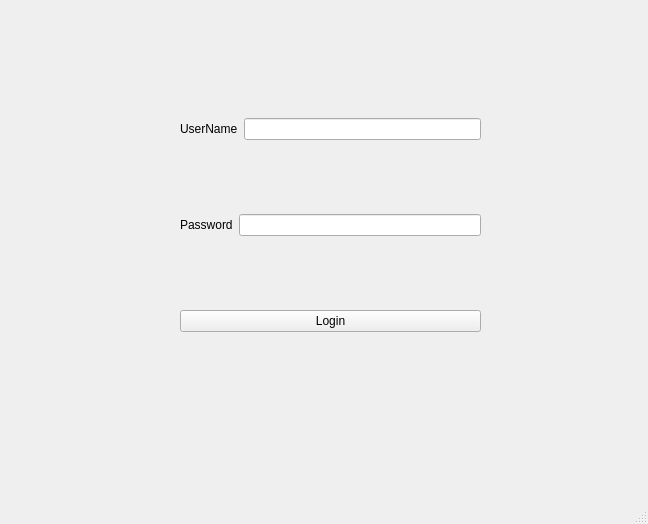
Old version of the form Login/mainwindow.ui in the repository mahsaamini2222/LibraryManagementSystem.
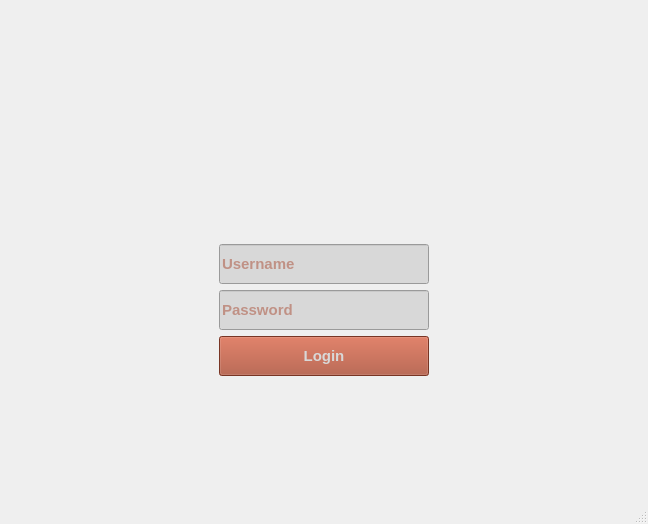
New version of the form. Icons and pictures are not drawn.

The edit to the form file:
```diff
--- a/Login/mainwindow.ui
+++ b/Login/mainwindow.ui
@@ -14,53 +14,142 @@
    <string>MainWindow</string>
   </property>
   <widget class="QWidget" name="centralwidget">
-   <widget class="QWidget" name="layoutWidget">
-    <property name="geometry">
-     <rect>
-      <x>180</x>
-      <y>50</y>
-      <width>301</width>
-      <height>351</height>
-     </rect>
-    </property>
     <layout class="QVBoxLayout" name="verticalLayout">
      <item>
-      <layout class="QHBoxLayout" name="horizontalLayout">
-       <item>
-        <widget class="QLabel" name="label_UsefrName">
+     <layout class="QGridLayout" name="gridLayout">
+      <item row="5" column="1">
+       <widget class="QLabel" name="label_3">
          <property name="text">
-          <string>UserName</string>
+         <string/>
          </property>
         </widget>
        </item>
-       <item>
-        <widget class="QLineEdit" name="lineEdit_Username"/>
-       </item>
-      </layout>
-     </item>
-     <item>
-      <layout class="QHBoxLayout" name="horizontalLayout_2">
-       <item>
-        <widget class="QLabel" name="label_Password">
-         <property name="text">
+      <item row="3" column="2">
+       <spacer name="horizontalSpacer">
+        <property name="orientation">
+         <enum>Qt::Horizontal</enum>
+        </property>
+        <property name="sizeHint" stdset="0">
+         <size>
+          <width>40</width>
+          <height>20</height>
+         </size>
+        </property>
+       </spacer>
+      </item>
+      <item row="3" column="1">
+       <widget class="QLineEdit" name="lineEdit_Password">
+        <property name="maximumSize">
+         <size>
+          <width>220</width>
+          <height>40</height>
+         </size>
+        </property>
+        <property name="font">
+         <font>
+          <pointsize>11</pointsize>
+          <weight>75</weight>
+          <bold>true</bold>
+         </font>
+        </property>
+        <property name="styleSheet">
+         <string notr="true">background-color: rgb(216, 216, 216);
+border-color: rgb(216,216,216);
+
+color:rgb(168,74,50);
+</string>
+        </property>
+        <property name="echoMode">
+         <enum>QLineEdit::Password</enum>
+        </property>
+        <property name="placeholderText">
           <string>Password</string>
          </property>
         </widget>
        </item>
-       <item>
-        <widget class="QLineEdit" name="lineEdit_Password"/>
-       </item>
-      </layout>
-     </item>
-     <item>
+      <item row="2" column="0">
+       <spacer name="horizontalSpacer_2">
+        <property name="orientation">
+         <enum>Qt::Horizontal</enum>
+        </property>
+        <property name="sizeHint" stdset="0">
+         <size>
+          <width>40</width>
+          <height>20</height>
+         </size>
+        </property>
+       </spacer>
+      </item>
+      <item row="2" column="1">
+       <widget class="QLineEdit" name="lineEdit_Username">
+        <property name="maximumSize">
+         <size>
+          <width>220</width>
+          <height>40</height>
+         </size>
+        </property>
+        <property name="font">
+         <font>
+          <pointsize>11</pointsize>
+          <weight>75</weight>
+          <bold>true</bold>
+         </font>
+        </property>
+        <property name="styleSheet">
+         <string notr="true">background-color: rgb(216, 216, 216);
+color:rgb(168,74,50);
+border-color: rgb(216,216,216);</string>
+        </property>
+        <property name="placeholderText">
+         <string>Username</string>
+        </property>
+       </widget>
+      </item>
+      <item row="4" column="1">
       <widget class="QPushButton" name="pushButton_Login">
+        <property name="maximumSize">
+         <size>
+          <width>220</width>
+          <height>40</height>
+         </size>
+        </property>
+        <property name="font">
+         <font>
+          <pointsize>11</pointsize>
+          <weight>75</weight>
+          <bold>true</bold>
+         </font>
+        </property>
+        <property name="styleSheet">
+         <string notr="true">color: rgb(216, 216, 216);
+background-color: rgb(168, 74, 50);
+</string>
+        </property>
        <property name="text">
         <string>Login</string>
        </property>
       </widget>
      </item>
-    </layout>
-   </widget>
+      <item row="0" column="1">
+       <widget class="QLabel" name="label_2">
+        <property name="text">
+         <string/>
+        </property>
+       </widget>
+      </item>
+      <item row="1" column="1">
+       <widget class="QLabel" name="label">
+        <property name="text">
+         <string/>
+        </property>
+        <property name="pixmap">
+         <pixmap resource="image.qrc">:/img/img/pngguru.com (2).png</pixmap>
+        </property>
+       </widget>
+      </item>
+     </layout>
+    </item>
+   </layout>
   </widget>
   <widget class="QMenuBar" name="menubar">
    <property name="geometry">
```
Left out of the diff: 6 changed lines with no effect on the pictures. Lines whose indentation alone changed are shown as unchanged.
